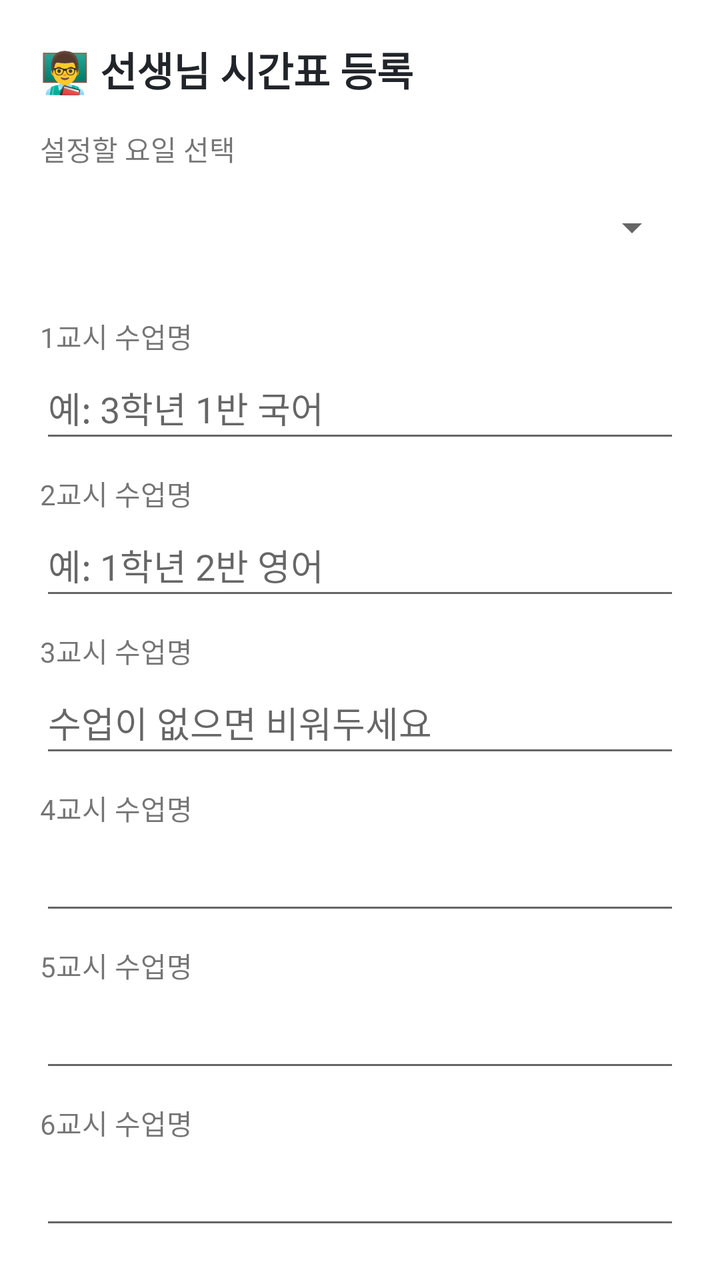
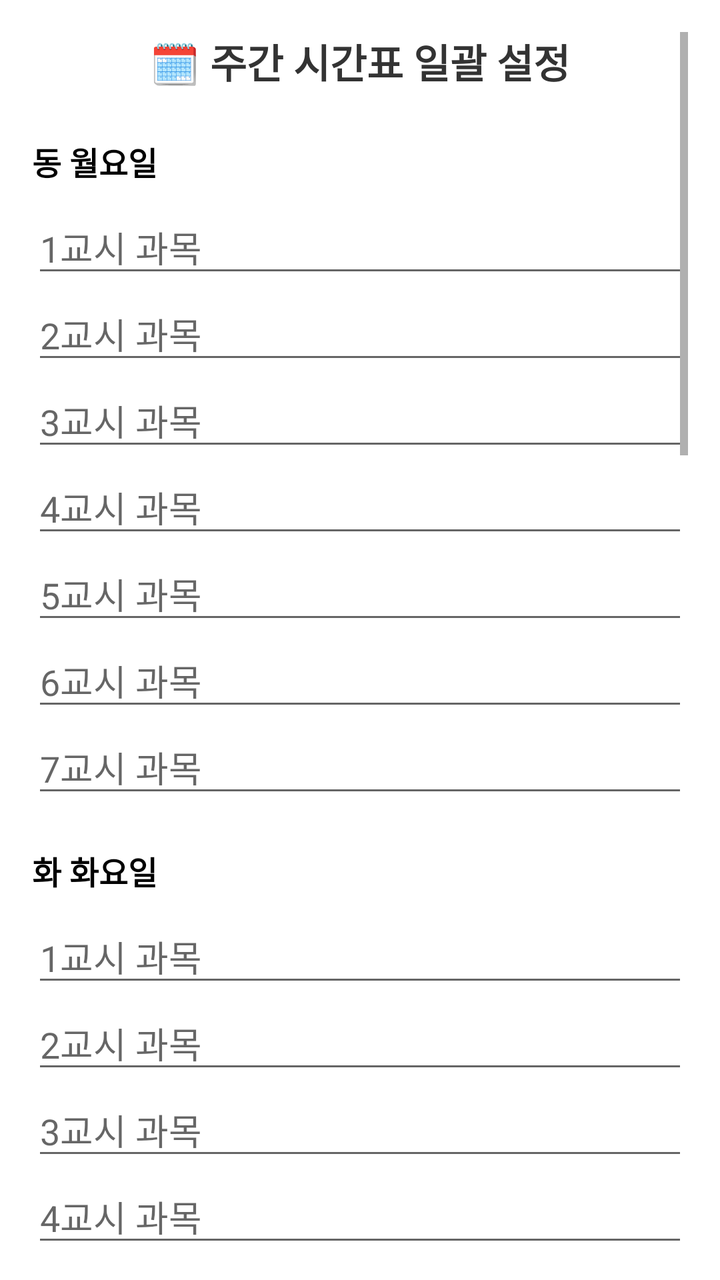

Two renders of the same Android screen: before a commit and after it. Below are the layout's source before the change and the commit's diff.
<!-- AndroidManifest.xml: application theme Theme.MyApplication -->
<!-- res/layout/dialog_teacher_timetable.xml -->
<?xml version="1.0" encoding="utf-8"?>
<ScrollView xmlns:android="http://schemas.android.com/apk/res/android"
    android:layout_width="match_parent"
    android:layout_height="wrap_content"
    android:padding="20dp">

    <LinearLayout
        android:layout_width="match_parent"
        android:layout_height="wrap_content"
        android:orientation="vertical">

        <TextView
            android:layout_width="wrap_content"
            android:layout_height="wrap_content"
            android:text="👨‍🏫 선생님 시간표 등록"
            android:textSize="20sp"
            android:textStyle="bold"
            android:textColor="@color/text_primary"
            android:layout_marginBottom="15dp"/>

        
        <TextView
            android:layout_width="wrap_content"
            android:layout_height="wrap_content"
            android:text="설정할 요일 선택"
            android:textSize="14sp"
            android:layout_marginBottom="5dp"/>

        <Spinner
            android:id="@+id/spinner_day"
            android:layout_width="match_parent"
            android:layout_height="48dp"
            android:entries="@array/days_array"
            android:layout_marginBottom="20dp"/>

        
        <TextView android:layout_width="wrap_content" android:layout_height="wrap_content" android:text="1교시 수업명"/>
        <EditText android:id="@+id/et_period1" android:layout_width="match_parent" android:layout_height="48dp" android:hint="예: 3학년 1반 국어" android:inputType="text"/>

        <TextView android:layout_width="wrap_content" android:layout_height="wrap_content" android:text="2교시 수업명" android:layout_marginTop="10dp"/>
        <EditText android:id="@+id/et_period2" android:layout_width="match_parent" android:layout_height="48dp" android:hint="예: 1학년 2반 영어" android:inputType="text"/>

        <TextView android:layout_width="wrap_content" android:layout_height="wrap_content" android:text="3교시 수업명" android:layout_marginTop="10dp"/>
        <EditText android:id="@+id/et_period3" android:layout_width="match_parent" android:layout_height="48dp" android:hint="수업이 없으면 비워두세요" android:inputType="text"/>

        <TextView android:layout_width="wrap_content" android:layout_height="wrap_content" android:text="4교시 수업명" android:layout_marginTop="10dp"/>
        <EditText android:id="@+id/et_period4" android:layout_width="match_parent" android:layout_height="48dp" android:inputType="text"/>

        <TextView android:layout_width="wrap_content" android:layout_height="wrap_content" android:text="5교시 수업명" android:layout_marginTop="10dp"/>
        <EditText android:id="@+id/et_period5" android:layout_width="match_parent" android:layout_height="48dp" android:inputType="text"/>

        <TextView android:layout_width="wrap_content" android:layout_height="wrap_content" android:text="6교시 수업명" android:layout_marginTop="10dp"/>
        <EditText android:id="@+id/et_period6" android:layout_width="match_parent" android:layout_height="48dp" android:inputType="text"/>

    </LinearLayout>
</ScrollView>
<!-- resources referenced by this layout -->
<resources>
  <color name="text_primary">#212529</color>
  <style name="Theme.MyApplication" parent="Theme.MaterialComponents.DayNight.NoActionBar">
  
          
          
          <item name="colorPrimary">#6200EE</item>
          <item name="colorPrimaryDark">#3700B3</item>
          <item name="colorAccent">#03DAC5</item>
  
          
          <item name="android:statusBarColor" tools:targetApi="l">?attr/colorPrimaryDark</item>
      </style>
</resources>

<!-- the commit's change to res/layout/dialog_teacher_timetable.xml (unified diff, before → after) -->
@@ -2,7 +2,7 @@
 <ScrollView xmlns:android="http://schemas.android.com/apk/res/android"
     android:layout_width="match_parent"
     android:layout_height="wrap_content"
-    android:padding="20dp">
+    android:padding="16dp">
 
     <LinearLayout
         android:layout_width="match_parent"
@@ -10,47 +10,104 @@
         android:orientation="vertical">
 
         <TextView
-            android:layout_width="wrap_content"
+            android:layout_width="match_parent"
             android:layout_height="wrap_content"
-            android:text="👨‍🏫 선생님 시간표 등록"
+            android:text="🗓️ 주간 시간표 일괄 설정"
             android:textSize="20sp"
             android:textStyle="bold"
-            android:textColor="@color/text_primary"
-            android:layout_marginBottom="15dp"/>
+            android:gravity="center"
+            android:layout_marginBottom="24dp"
+            android:textColor="#333333"/>
 
-        
         <TextView
             android:layout_width="wrap_content"
             android:layout_height="wrap_content"
-            android:text="설정할 요일 선택"
-            android:textSize="14sp"
-            android:layout_marginBottom="5dp"/>
+            android:text="동 월요일"
+            android:textSize="16sp"
+            android:textStyle="bold"
+            android:textColor="#000000"
+            android:layout_marginBottom="8dp"/>
+        <LinearLayout android:layout_width="match_parent" android:layout_height="wrap_content" android:orientation="vertical" android:layout_marginBottom="20dp">
+            <EditText android:id="@+id/et_mon_1" android:layout_width="match_parent" android:layout_height="wrap_content" android:hint="1교시 과목" android:inputType="text"/>
+            <EditText android:id="@+id/et_mon_2" android:layout_width="match_parent" android:layout_height="wrap_content" android:hint="2교시 과목" android:inputType="text"/>
+            <EditText android:id="@+id/et_mon_3" android:layout_width="match_parent" android:layout_height="wrap_content" android:hint="3교시 과목" android:inputType="text"/>
+            <EditText android:id="@+id/et_mon_4" android:layout_width="match_parent" android:layout_height="wrap_content" android:hint="4교시 과목" android:inputType="text"/>
+            <EditText android:id="@+id/et_mon_5" android:layout_width="match_parent" android:layout_height="wrap_content" android:hint="5교시 과목" android:inputType="text"/>
+            <EditText android:id="@+id/et_mon_6" android:layout_width="match_parent" android:layout_height="wrap_content" android:hint="6교시 과목" android:inputType="text"/>
+            <EditText android:id="@+id/et_mon_7" android:layout_width="match_parent" android:layout_height="wrap_content" android:hint="7교시 과목" android:inputType="text"/>
+        </LinearLayout>
 
-        <Spinner
-            android:id="@+id/spinner_day"
-            android:layout_width="match_parent"
-            android:layout_height="48dp"
-            android:entries="@array/days_array"
-            android:layout_marginBottom="20dp"/>
+        <TextView
+            android:layout_width="wrap_content"
+            android:layout_height="wrap_content"
+            android:text="화 화요일"
+            android:textSize="16sp"
+            android:textStyle="bold"
+            android:textColor="#000000"
+            android:layout_marginBottom="8dp"/>
+        <LinearLayout android:layout_width="match_parent" android:layout_height="wrap_content" android:orientation="vertical" android:layout_marginBottom="20dp">
+            <EditText android:id="@+id/et_tue_1" android:layout_width="match_parent" android:layout_height="wrap_content" android:hint="1교시 과목" android:inputType="text"/>
+            <EditText android:id="@+id/et_tue_2" android:layout_width="match_parent" android:layout_height="wrap_content" android:hint="2교시 과목" android:inputType="text"/>
+            <EditText android:id="@+id/et_tue_3" android:layout_width="match_parent" android:layout_height="wrap_content" android:hint="3교시 과목" android:inputType="text"/>
+            <EditText android:id="@+id/et_tue_4" android:layout_width="match_parent" android:layout_height="wrap_content" android:hint="4교시 과목" android:inputType="text"/>
+            <EditText android:id="@+id/et_tue_5" android:layout_width="match_parent" android:layout_height="wrap_content" android:hint="5교시 과목" android:inputType="text"/>
+            <EditText android:id="@+id/et_tue_6" android:layout_width="match_parent" android:layout_height="wrap_content" android:hint="6교시 과목" android:inputType="text"/>
+            <EditText android:id="@+id/et_tue_7" android:layout_width="match_parent" android:layout_height="wrap_content" android:hint="7교시 과목" android:inputType="text"/>
+        </LinearLayout>
 
-        
-        <TextView android:layout_width="wrap_content" android:layout_height="wrap_content" android:text="1교시 수업명"/>
-        <EditText android:id="@+id/et_period1" android:layout_width="match_parent" android:layout_height="48dp" android:hint="예: 3학년 1반 국어" android:inputType="text"/>
+        <TextView
+            android:layout_width="wrap_content"
+            android:layout_height="wrap_content"
+            android:text="수 수요일"
+            android:textSize="16sp"
+            android:textStyle="bold"
+            android:textColor="#000000"
+            android:layout_marginBottom="8dp"/>
+        <LinearLayout android:layout_width="match_parent" android:layout_height="wrap_content" android:orientation="vertical" android:layout_marginBottom="20dp">
+            <EditText android:id="@+id/et_wed_1" android:layout_width="match_parent" android:layout_height="wrap_content" android:hint="1교시 과목" android:inputType="text"/>
+            <EditText android:id="@+id/et_wed_2" android:layout_width="match_parent" android:layout_height="wrap_content" android:hint="2교시 과목" android:inputType="text"/>
+            <EditText android:id="@+id/et_wed_3" android:layout_width="match_parent" android:layout_height="wrap_content" android:hint="3교시 과목" android:inputType="text"/>
+            <EditText android:id="@+id/et_wed_4" android:layout_width="match_parent" android:layout_height="wrap_content" android:hint="4교시 과목" android:inputType="text"/>
+            <EditText android:id="@+id/et_wed_5" android:layout_width="match_parent" android:layout_height="wrap_content" android:hint="5교시 과목" android:inputType="text"/>
+            <EditText android:id="@+id/et_wed_6" android:layout_width="match_parent" android:layout_height="wrap_content" android:hint="6교시 과목" android:inputType="text"/>
+            <EditText android:id="@+id/et_wed_7" android:layout_width="match_parent" android:layout_height="wrap_content" android:hint="7교시 과목" android:inputType="text"/>
+        </LinearLayout>
 
-        <TextView android:layout_width="wrap_content" android:layout_height="wrap_content" android:text="2교시 수업명" android:layout_marginTop="10dp"/>
-        <EditText android:id="@+id/et_period2" android:layout_width="match_parent" android:layout_height="48dp" android:hint="예: 1학년 2반 영어" android:inputType="text"/>
+        <TextView
+            android:layout_width="wrap_content"
+            android:layout_height="wrap_content"
+            android:text="목 목요일"
+            android:textSize="16sp"
+            android:textStyle="bold"
+            android:textColor="#000000"
+            android:layout_marginBottom="8dp"/>
+        <LinearLayout android:layout_width="match_parent" android:layout_height="wrap_content" android:orientation="vertical" android:layout_marginBottom="20dp">
+            <EditText android:id="@+id/et_thu_1" android:layout_width="match_parent" android:layout_height="wrap_content" android:hint="1교시 과목" android:inputType="text"/>
+            <EditText android:id="@+id/et_thu_2" android:layout_width="match_parent" android:layout_height="wrap_content" android:hint="2교시 과목" android:inputType="text"/>
+            <EditText android:id="@+id/et_thu_3" android:layout_width="match_parent" android:layout_height="wrap_content" android:hint="3교시 과목" android:inputType="text"/>
+            <EditText android:id="@+id/et_thu_4" android:layout_width="match_parent" android:layout_height="wrap_content" android:hint="4교시 과목" android:inputType="text"/>
+            <EditText android:id="@+id/et_thu_5" android:layout_width="match_parent" android:layout_height="wrap_content" android:hint="5교시 과목" android:inputType="text"/>
+            <EditText android:id="@+id/et_thu_6" android:layout_width="match_parent" android:layout_height="wrap_content" android:hint="6교시 과목" android:inputType="text"/>
+            <EditText android:id="@+id/et_thu_7" android:layout_width="match_parent" android:layout_height="wrap_content" android:hint="7교시 과목" android:inputType="text"/>
+        </LinearLayout>
 
-        <TextView android:layout_width="wrap_content" android:layout_height="wrap_content" android:text="3교시 수업명" android:layout_marginTop="10dp"/>
-        <EditText android:id="@+id/et_period3" android:layout_width="match_parent" android:layout_height="48dp" android:hint="수업이 없으면 비워두세요" android:inputType="text"/>
-
-        <TextView android:layout_width="wrap_content" android:layout_height="wrap_content" android:text="4교시 수업명" android:layout_marginTop="10dp"/>
-        <EditText android:id="@+id/et_period4" android:layout_width="match_parent" android:layout_height="48dp" android:inputType="text"/>
-
-        <TextView android:layout_width="wrap_content" android:layout_height="wrap_content" android:text="5교시 수업명" android:layout_marginTop="10dp"/>
-        <EditText android:id="@+id/et_period5" android:layout_width="match_parent" android:layout_height="48dp" android:inputType="text"/>
-
-        <TextView android:layout_width="wrap_content" android:layout_height="wrap_content" android:text="6교시 수업명" android:layout_marginTop="10dp"/>
-        <EditText android:id="@+id/et_period6" android:layout_width="match_parent" android:layout_height="48dp" android:inputType="text"/>
+        <TextView
+            android:layout_width="wrap_content"
+            android:layout_height="wrap_content"
+            android:text="금 금요일"
+            android:textSize="16sp"
+            android:textStyle="bold"
+            android:textColor="#000000"
+            android:layout_marginBottom="8dp"/>
+        <LinearLayout android:layout_width="match_parent" android:layout_height="wrap_content" android:orientation="vertical" android:layout_marginBottom="16dp">
+            <EditText android:id="@+id/et_fri_1" android:layout_width="match_parent" android:layout_height="wrap_content" android:hint="1교시 과목" android:inputType="text"/>
+            <EditText android:id="@+id/et_fri_2" android:layout_width="match_parent" android:layout_height="wrap_content" android:hint="2교시 과목" android:inputType="text"/>
+            <EditText android:id="@+id/et_fri_3" android:layout_width="match_parent" android:layout_height="wrap_content" android:hint="3교시 과목" android:inputType="text"/>
+            <EditText android:id="@+id/et_fri_4" android:layout_width="match_parent" android:layout_height="wrap_content" android:hint="4교시 과목" android:inputType="text"/>
+            <EditText android:id="@+id/et_fri_5" android:layout_width="match_parent" android:layout_height="wrap_content" android:hint="5교시 과목" android:inputType="text"/>
+            <EditText android:id="@+id/et_fri_6" android:layout_width="match_parent" android:layout_height="wrap_content" android:hint="6교시 과목" android:inputType="text"/>
+            <EditText android:id="@+id/et_fri_7" android:layout_width="match_parent" android:layout_height="wrap_content" android:hint="7교시 과목" android:inputType="text"/>
+        </LinearLayout>
 
     </LinearLayout>
 </ScrollView>
<!-- resource entries referenced after the edit -->
@@ -1,6 +1,5 @@
 <!-- resources referenced by this layout -->
 <resources>
-  <color name="text_primary">#212529</color>
   <style name="Theme.MyApplication" parent="Theme.MaterialComponents.DayNight.NoActionBar">
   
           
